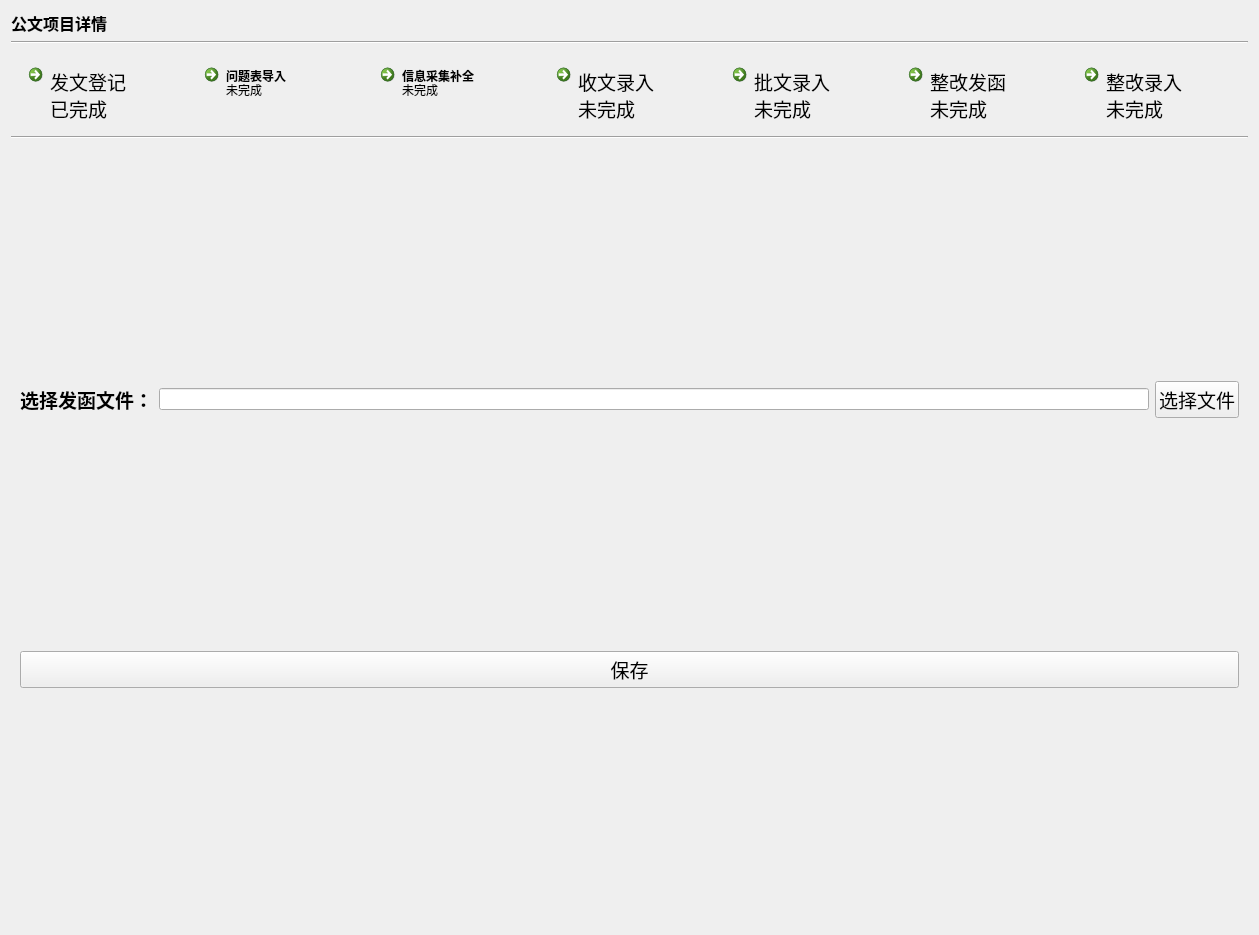
Qt form ui_dir/gwdetail.ui (wind-sword/Audit) before a commit.
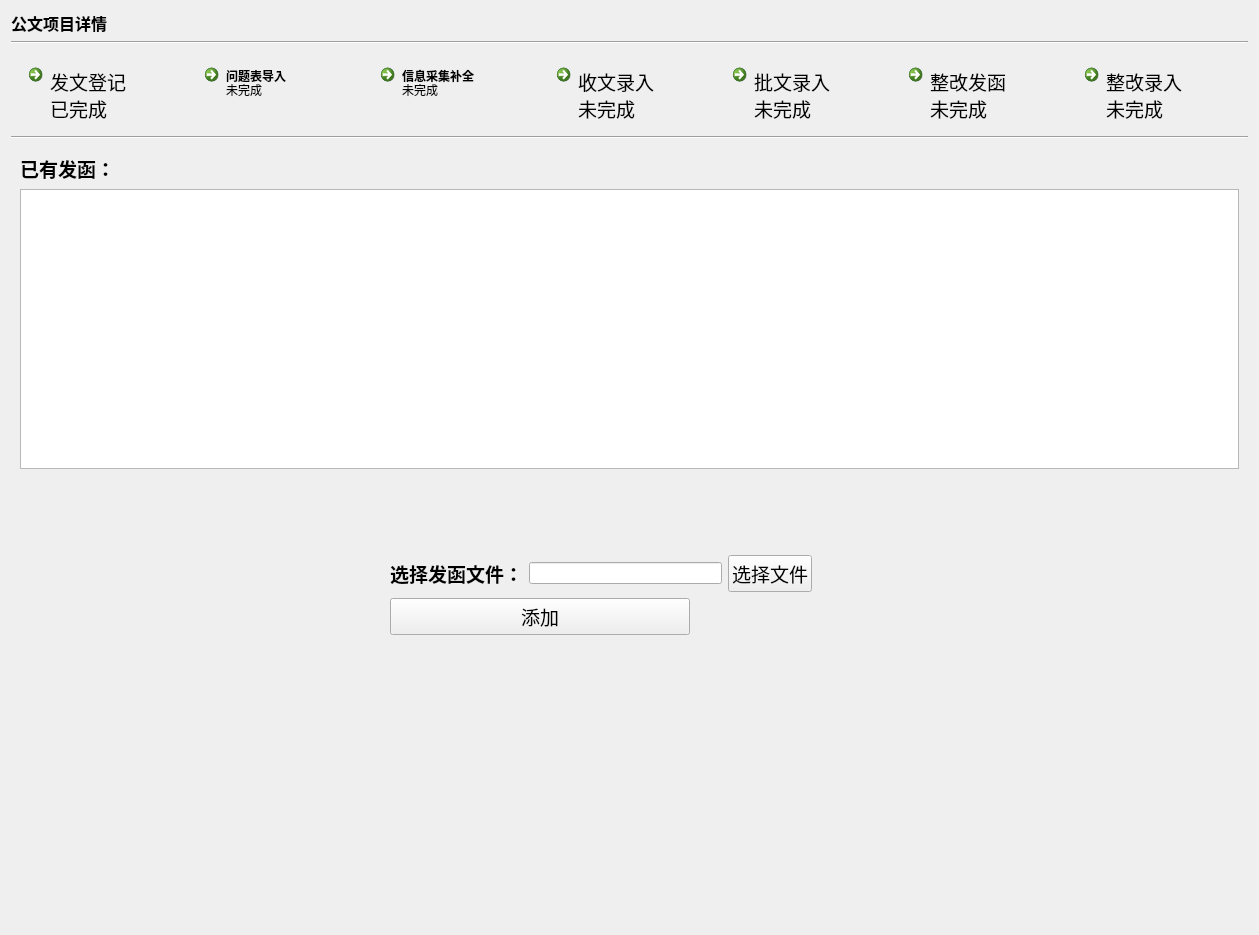
The same form after that commit. The open tabs and pages were chosen to show the change. Icons and pictures are not drawn.

```diff
--- a/ui_dir/gwdetail.ui
+++ b/ui_dir/gwdetail.ui
@@ -1859,7 +1859,20 @@
      </widget>
      <widget class="QWidget" name="page_fahan">
       <layout class="QGridLayout" name="gridLayout_11">
-       <item row="0" column="0">
+       <item row="3" column="3">
+        <spacer name="horizontalSpacer_4">
+         <property name="orientation">
+          <enum>Qt::Horizontal</enum>
+         </property>
+         <property name="sizeHint" stdset="0">
+          <size>
+           <width>420</width>
+           <height>20</height>
+          </size>
+         </property>
+        </spacer>
+       </item>
+       <item row="3" column="2">
         <layout class="QHBoxLayout" name="horizontalLayout_5">
          <item>
           <widget class="QLabel" name="label_4">
@@ -1885,18 +1898,89 @@
          </item>
         </layout>
        </item>
-       <item row="1" column="0">
+       <item row="1" column="0" colspan="4">
+        <widget class="QListView" name="listView"/>
+       </item>
+       <item row="0" column="0">
+        <widget class="QLabel" name="label_62">
+         <property name="font">
+          <font>
+           <pointsize>14</pointsize>
+           <weight>75</weight>
+           <bold>true</bold>
+          </font>
+         </property>
+         <property name="text">
+          <string>已有发函：</string>
+         </property>
+        </widget>
+       </item>
+       <item row="4" column="2">
         <widget class="QPushButton" name="pushButton_6">
+         <property name="minimumSize">
+          <size>
+           <width>300</width>
+           <height>0</height>
+          </size>
+         </property>
+         <property name="maximumSize">
+          <size>
+           <width>300</width>
+           <height>16777215</height>
+          </size>
+         </property>
          <property name="font">
           <font>
            <pointsize>14</pointsize>
           </font>
          </property>
          <property name="text">
-          <string>保存</string>
+          <string>添加</string>
          </property>
         </widget>
        </item>
+       <item row="2" column="2">
+        <spacer name="verticalSpacer">
+         <property name="orientation">
+          <enum>Qt::Vertical</enum>
+         </property>
+         <property name="sizeType">
+          <enum>QSizePolicy::Preferred</enum>
+         </property>
+         <property name="sizeHint" stdset="0">
+          <size>
+           <width>20</width>
+           <height>80</height>
+          </size>
+         </property>
+        </spacer>
+       </item>
+       <item row="5" column="2">
+        <spacer name="verticalSpacer_2">
+         <property name="orientation">
+          <enum>Qt::Vertical</enum>
+         </property>
+         <property name="sizeHint" stdset="0">
+          <size>
+           <width>20</width>
+           <height>40</height>
+          </size>
+         </property>
+        </spacer>
+       </item>
+       <item row="3" column="0" colspan="2">
+        <spacer name="horizontalSpacer_3">
+         <property name="orientation">
+          <enum>Qt::Horizontal</enum>
+         </property>
+         <property name="sizeHint" stdset="0">
+          <size>
+           <width>364</width>
+           <height>20</height>
+          </size>
+         </property>
+        </spacer>
+       </item>
       </layout>
      </widget>
      <widget class="QWidget" name="page_zhenggai">
```
Left out of the diff: 28 changed lines with no effect on the pictures.
